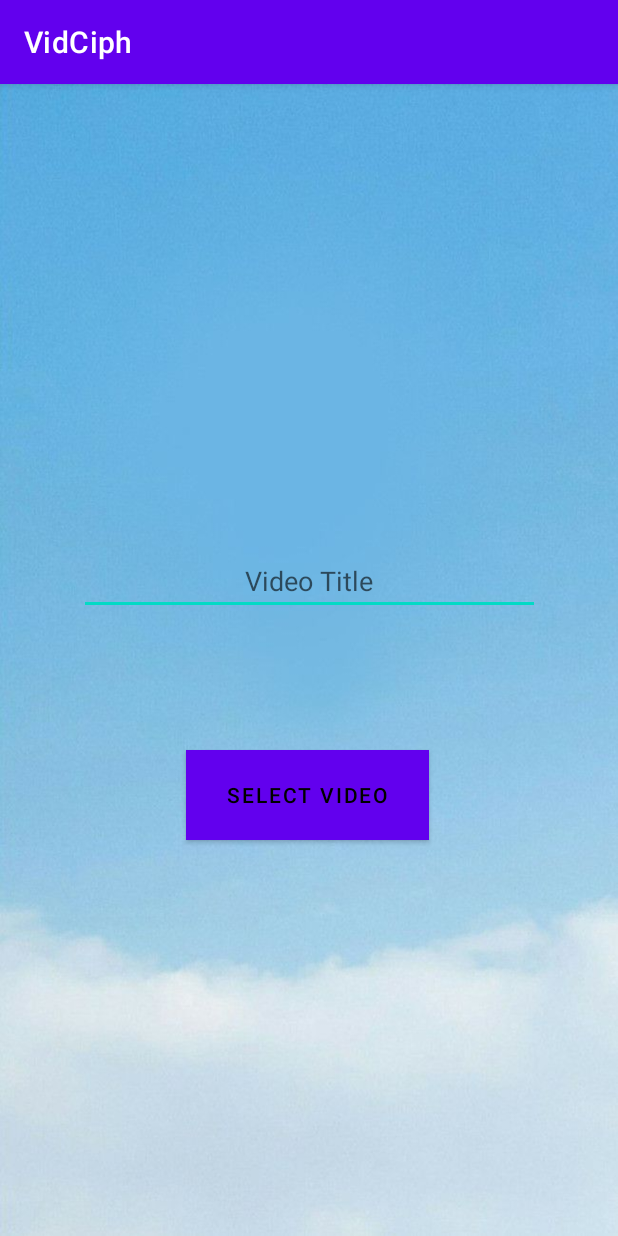
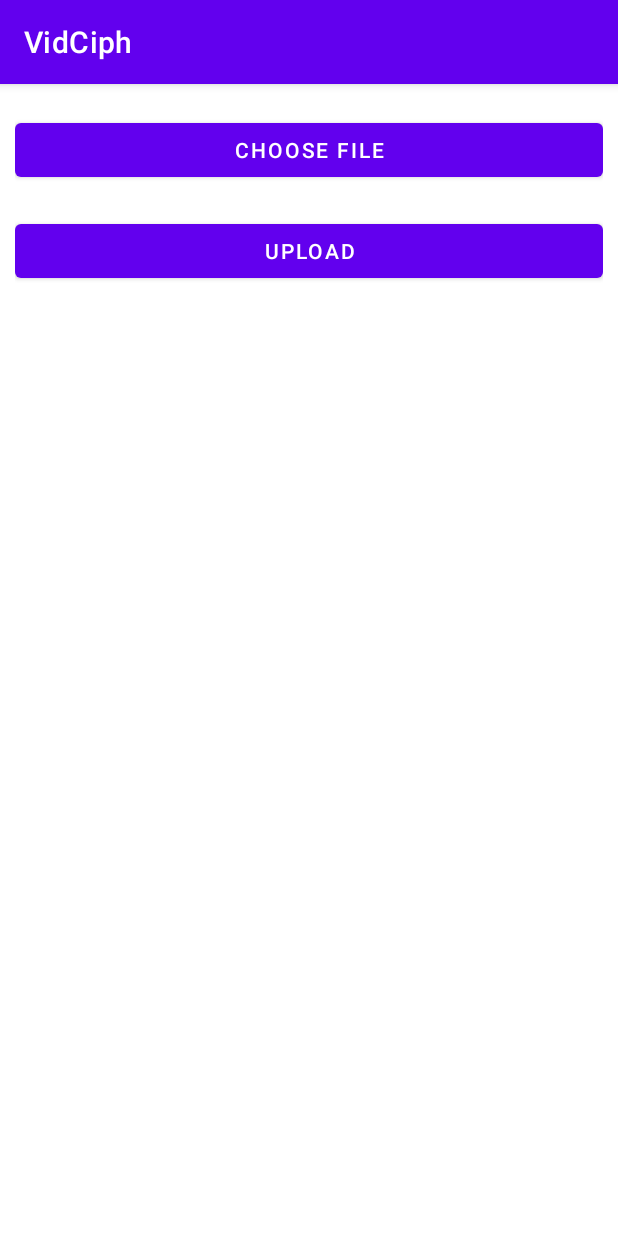
Before and after one commit to skmodi649/VidCiph, an Android app: the CentralActivity screen opened directly, with no data from a screen before it, after a tap on "UPLOAD", on a phone screen of 412 x 824 dp. Run offline under Robolectric (Android 15) with nearby library versions, the phone set to English and light mode, and no system bars; 2 statements that could not run were skipped.

Commit message:
Video upload commit

```diff
--- a/app/src/main/AndroidManifest.xml
+++ b/app/src/main/AndroidManifest.xml
@@ -4,6 +4,8 @@
     package="com.example.vidciph">
 
     <uses-permission android:name="android.permission.INTERNET" />
+    <uses-permission android:name="android.permission.WRITE_EXTERNAL_STORAGE"/>
+    <uses-permission android:name="android.permission.READ_EXTERNAL_STORAGE"/>
 
     <application
         android:allowBackup="true"
@@ -19,7 +21,7 @@
             android:name=".videoList"
             android:exported="true" />
         <activity
-            android:name=".VideoUpload"
+            android:name=".Video_Select_EncDec"
             android:exported="true" />
         <activity
             android:name=".profile"
--- a/app/src/main/java/com/example/vidciph/CentralActivity.java
+++ b/app/src/main/java/com/example/vidciph/CentralActivity.java
@@ -24,7 +24,7 @@ public class CentralActivity extends AppCompatActivity {
         upload.setOnClickListener(new View.OnClickListener() {
             @Override
             public void onClick(View v) {
-                startActivity(new Intent(CentralActivity.this, VideoUpload.class));
+                startActivity(new Intent(CentralActivity.this, Video_Select_EncDec.class));
             }
         });
         list.setOnClickListener(new View.OnClickListener() {
--- a/app/src/main/java/com/example/vidciph/VideoUpload.java
+++ /dev/null
@@ -1,18 +0,0 @@
-package com.example.vidciph;
-import androidx.appcompat.app.AppCompatActivity;
-import android.os.Bundle;
-import android.widget.Button;
-
-
-public class VideoUpload extends AppCompatActivity {
-
-    @Override
-    protected void onCreate(Bundle savedInstanceState) {
-        super.onCreate(savedInstanceState);
-        setContentView(R.layout.activity_video_upload);
-
-        Button select = findViewById(R.id.selectv);
-
-
-    }
-}
--- /dev/null
+++ b/app/src/main/java/com/example/vidciph/Video_Select_EncDec.java
@@ -0,0 +1,98 @@
+package com.example.vidciph;
+import androidx.activity.result.ActivityResult;
+import androidx.activity.result.ActivityResultCallback;
+import androidx.activity.result.ActivityResultLauncher;
+import androidx.activity.result.contract.ActivityResultContracts;
+import androidx.appcompat.app.AppCompatActivity;
+
+import android.app.Activity;
+import android.content.Intent;
+import android.net.Uri;
+import android.os.Bundle;
+import android.view.View;
+import android.widget.TextView;
+import android.widget.Toast;
+
+import java.security.NoSuchAlgorithmException;
+
+public class Video_Select_EncDec extends AppCompatActivity {
+    AESEncDec encrypter;
+    TextView path;
+    @Override
+    protected void onCreate(Bundle savedInstanceState) {
+        super.onCreate(savedInstanceState);
+        setContentView(R.layout.activity_video_select_encdec);
+        path = findViewById(R.id.pathv);
+        path.setText("");
+    }
+    ActivityResultLauncher<Intent> sActivityResultLauncher = registerForActivityResult(
+            new ActivityResultContracts.StartActivityForResult(),
+            new ActivityResultCallback<ActivityResult>() {
+                @Override
+                public void onActivityResult(ActivityResult result) {
+                    if(result.getResultCode() == Activity.RESULT_OK){
+                        Intent data = result.getData();
+                        Uri uri = data.getData();
+
+                        String selectedVideoPath = String.valueOf(uri);
+                        if (selectedVideoPath != null) {
+                            path.setText(selectedVideoPath);
+                        }
+                    }
+                }
+            });
+
+    public void openFileDialog(View view){
+        Intent data = new Intent(Intent.ACTION_GET_CONTENT);
+        data.setType("video/*");
+        data = Intent.createChooser(data, "choose a video");
+        sActivityResultLauncher.launch(data);
+
+    }
+
+    public void AESEncDec(View view){
+        if(path.getText().length() == 0){
+            Toast.makeText(Video_Select_EncDec.this,"Please select a video!", Toast.LENGTH_LONG).show();
+        }
+        else{
+            Toast.makeText(Video_Select_EncDec.this, "Video Encrypted! Check Movies Folder!", Toast.LENGTH_LONG).show();
+        }
+    }
+
+    // performing the AES Encryption Decryption operation
+
+    private void init() throws NoSuchAlgorithmException {
+        encrypter =new AESEncDec();
+    }
+
+
+
+
+
+
+
+
+
+    //this function returns null when using IO file manager
+   /* public static String getPath(Context context, Uri uri) throws URISyntaxException {
+        if ("content".equalsIgnoreCase(uri.getScheme())) {
+            String[] projection = { "_data" };
+            Cursor cursor = null;
+
+            try {
+                cursor = context.getContentResolver().query(uri, projection, null, null, null);
+                int column_index = cursor.getColumnIndexOrThrow("_data");
+                if (cursor.moveToFirst()) {
+                    return cursor.getString(column_index);
+                }
+            } catch (Exception e) {
+                // Eat it
+            }
+        }
+        else if ("file".equalsIgnoreCase(uri.getScheme())) {
+            return uri.getPath();
+        }
+
+        return null;
+    } */
+}
--- /dev/null
+++ b/app/src/main/res/layout/activity_video_select_encdec.xml
@@ -0,0 +1,35 @@
+<?xml version="1.0" encoding="utf-8"?>
+<LinearLayout xmlns:android="http://schemas.android.com/apk/res/android"
+    xmlns:tools="http://schemas.android.com/tools"
+    android:orientation="vertical"
+    android:layout_width="match_parent"
+    android:layout_height="match_parent"
+    android:paddingBottom="20dp"
+    android:paddingLeft="10dp"
+    android:paddingRight="10dp"
+    android:paddingTop="20dp"
+    tools:context=".Video_Select_EncDec">
+
+    <Button
+        android:layout_width="match_parent"
+        android:layout_height="wrap_content"
+        android:text="Choose File"
+        android:id="@+id/buttonChoose" />
+
+    <TextView
+        android:id="@+id/textView"
+        android:layout_width="match_parent"
+        android:layout_height="wrap_content" />
+
+    <Button
+        android:layout_width="match_parent"
+        android:layout_height="wrap_content"
+        android:text="Upload"
+        android:id="@+id/buttonUpload" />
+
+    <TextView
+        android:id="@+id/textViewResponse"
+        android:layout_width="match_parent"
+        android:layout_height="wrap_content" />
+
+</LinearLayout>
--- a/app/src/main/res/layout/activity_video_upload.xml
+++ /dev/null
@@ -1,36 +0,0 @@
-<?xml version="1.0" encoding="utf-8"?>
-<androidx.constraintlayout.widget.ConstraintLayout xmlns:android="http://schemas.android.com/apk/res/android"
-    xmlns:app="http://schemas.android.com/apk/res-auto"
-    xmlns:tools="http://schemas.android.com/tools"
-    android:layout_width="match_parent"
-    android:layout_height="match_parent"
-    android:background="@drawable/profile"
-    tools:context=".VideoUpload">
-
-    <EditText
-        android:layout_width="307dp"
-        android:layout_height="42dp"
-        android:layout_marginTop="312dp"
-        android:ems="10"
-        android:gravity="center"
-        android:focusable="true"
-        android:hint="Video Title"
-        android:inputType="textPersonName"
-        android:minHeight="48dp"
-        app:layout_constraintEnd_toEndOf="parent"
-        app:layout_constraintStart_toStartOf="parent"
-        app:layout_constraintTop_toTopOf="parent" />
-
-    <Button
-        android:id="@+id/selectv"
-        android:layout_width="162dp"
-        android:layout_height="60dp"
-        android:layout_marginBottom="264dp"
-        android:background="@color/teal_700"
-        android:text="Select Video"
-        android:textColor="#000000"
-        app:layout_constraintBottom_toBottomOf="parent"
-        app:layout_constraintEnd_toEndOf="parent"
-        app:layout_constraintHorizontal_bias="0.497"
-        app:layout_constraintStart_toStartOf="parent" />
-</androidx.constraintlayout.widget.ConstraintLayout>
```
Also changed, not shown: app/src/main/java/com/example/vidciph/AESEncDec.java (+51 -0 lines), app/src/main/java/com/example/vidciph/Upload.java (added, +105 -0 lines), app/src/main/res/drawable-v24/ic_baseline_add_a_photo_24.xml (added, +11 -0 lines), app/src/main/res/drawable/img.png (added).
